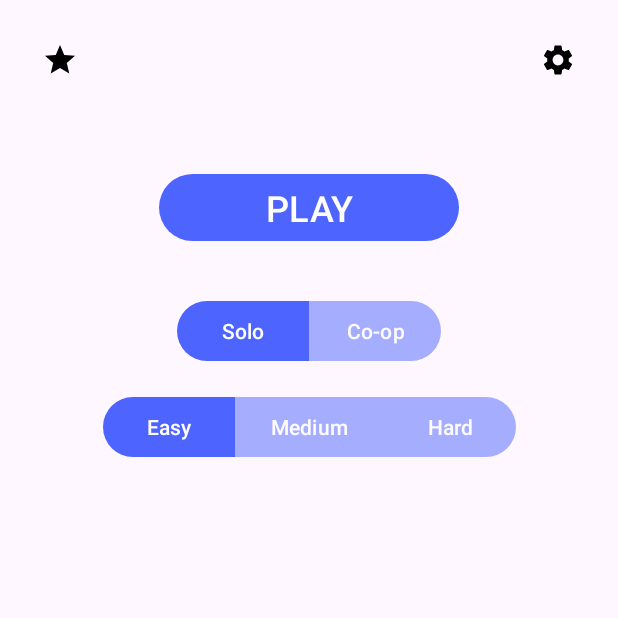
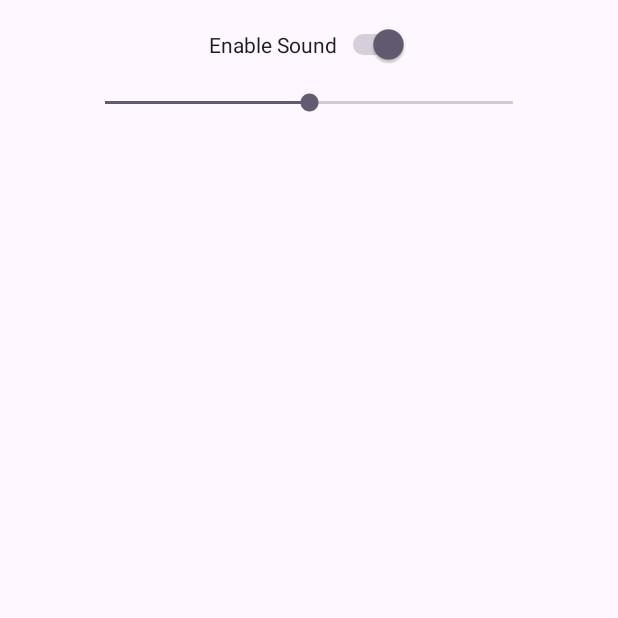
Before and after one commit to thatcherclough/Boppin-It, an Android app: the screen it shows after launch (MainActivity before the commit, SettingsActivity after it), after a tap on "Settings", on a phone screen of 412 x 824 dp, the top half of it. Run offline under Robolectric (Android 15) with nearby library versions, the phone set to English and light mode, and no system bars.

Commit message:
added settings menu with sound toggle and volume (no function)

```diff
--- a/app/build.gradle.kts
+++ b/app/build.gradle.kts
@@ -51,6 +51,7 @@ dependencies {
     implementation(libs.google.material)
     implementation(libs.androidx.room.ktx)
     implementation(libs.androidx.room.common)
+    implementation(libs.androidx.preference.ktx)
     kapt(libs.androidx.room.compiler)
     implementation(platform(libs.firebase.bom))
     implementation(libs.firebase.auth)
--- a/app/src/main/AndroidManifest.xml
+++ b/app/src/main/AndroidManifest.xml
@@ -30,6 +30,9 @@
         <activity
             android:name=".StatsActivity"
             android:exported="false" />
+        <activity
+            android:name=".SettingsActivity"
+            android:exported="false" />
     </application>
 
 </manifest>
--- a/app/src/main/java/com/cs407/boppinit/MainActivity.kt
+++ b/app/src/main/java/com/cs407/boppinit/MainActivity.kt
@@ -46,7 +46,8 @@ class MainActivity : AppCompatActivity() {
             }
 
             btnSettings.setOnClickListener {
-                // SETTINGS
+                val intent = Intent(this@MainActivity, SettingsActivity::class.java)
+                startActivity(intent)
             }
         }
     }
--- /dev/null
+++ b/app/src/main/java/com/cs407/boppinit/SettingsActivity.kt
@@ -0,0 +1,50 @@
+package com.cs407.boppinit
+
+import android.content.SharedPreferences
+import android.os.Bundle
+import android.widget.SeekBar
+import androidx.appcompat.app.AppCompatActivity
+import androidx.preference.PreferenceManager
+import com.cs407.boppinit.databinding.ActivitySettingsBinding
+
+class SettingsActivity : AppCompatActivity() {
+
+    private lateinit var binding: ActivitySettingsBinding
+    private lateinit var sharedPreferences: SharedPreferences
+
+    override fun onCreate(savedInstanceState: Bundle?) {
+        super.onCreate(savedInstanceState)
+        binding = ActivitySettingsBinding.inflate(layoutInflater)
+        setContentView(binding.root)
+
+        sharedPreferences = PreferenceManager.getDefaultSharedPreferences(this)
+
+        // Load the current sound setting
+        val isSoundEnabled = sharedPreferences.getBoolean("sound_enabled", true)
+        binding.switchSound.isChecked = isSoundEnabled
+
+        // Load the current volume setting
+        val volume = sharedPreferences.getInt("volume", 50)
+        binding.seekBarVolume.progress = volume
+
+        // Set a listener to save the sound setting
+        binding.switchSound.setOnCheckedChangeListener { _, isChecked ->
+            sharedPreferences.edit().putBoolean("sound_enabled", isChecked).apply()
+        }
+
+        // Set a listener to save the volume setting
+        binding.seekBarVolume.setOnSeekBarChangeListener(object : SeekBar.OnSeekBarChangeListener {
+            override fun onProgressChanged(seekBar: SeekBar?, progress: Int, fromUser: Boolean) {
+                sharedPreferences.edit().putInt("volume", progress).apply()
+            }
+
+            override fun onStartTrackingTouch(seekBar: SeekBar?) {
+                // Do nothing
+            }
+
+            override fun onStopTrackingTouch(seekBar: SeekBar?) {
+                // Do nothing
+            }
+        })
+    }
+}
--- /dev/null
+++ b/app/src/main/res/layout/activity_settings.xml
@@ -0,0 +1,27 @@
+<?xml version="1.0" encoding="utf-8"?>
+<androidx.constraintlayout.widget.ConstraintLayout xmlns:android="http://schemas.android.com/apk/res/android"
+    xmlns:app="http://schemas.android.com/apk/res-auto"
+    android:layout_width="match_parent"
+    android:layout_height="match_parent"
+    android:padding="16dp">
+
+    <Switch
+        android:id="@+id/switchSound"
+        android:layout_width="wrap_content"
+        android:layout_height="wrap_content"
+        android:text="Enable Sound"
+        app:layout_constraintTop_toTopOf="parent"
+        app:layout_constraintStart_toStartOf="parent"
+        app:layout_constraintEnd_toEndOf="parent" />
+
+    <SeekBar
+        android:id="@+id/seekBarVolume"
+        android:layout_width="0dp"
+        android:layout_height="wrap_content"
+        android:max="100"
+        android:layout_marginTop="16dp"
+        app:layout_constraintTop_toBottomOf="@id/switchSound"
+        app:layout_constraintStart_toStartOf="@id/switchSound"
+        app:layout_constraintEnd_toEndOf="@id/switchSound"
+        app:layout_constraintWidth_percent="0.8" />
+</androidx.constraintlayout.widget.ConstraintLayout>
--- a/gradle/libs.versions.toml
+++ b/gradle/libs.versions.toml
@@ -14,6 +14,7 @@ materialVersion = "1.13.0-alpha07"
 material3Android = "1.3.1"
 roomCommon = "2.6.1"
 roomKtx = "2.6.1"
+preferenceKtx = "1.2.1"
 
 [libraries]
 androidx-core-ktx = { group = "androidx.core", name = "core-ktx", version.ref = "coreKtx" }
@@ -33,6 +34,7 @@ androidx-room-common = { group = "androidx.room", name = "room-common", version.
 androidx-room-ktx = { group = "androidx.room", name = "room-ktx", version.ref = "roomKtx" }
 androidx-room-compiler = { group = "androidx.room", name = "room-compiler", version = "2.6.1" }
 play-services-auth = { module = "com.google.android.gms:play-services-auth" }
+androidx-preference-ktx = { group = "androidx.preference", name = "preference-ktx", version.ref = "preferenceKtx" }
 
 [plugins]
 android-application = { id = "com.android.application", version.ref = "agp" }
```
